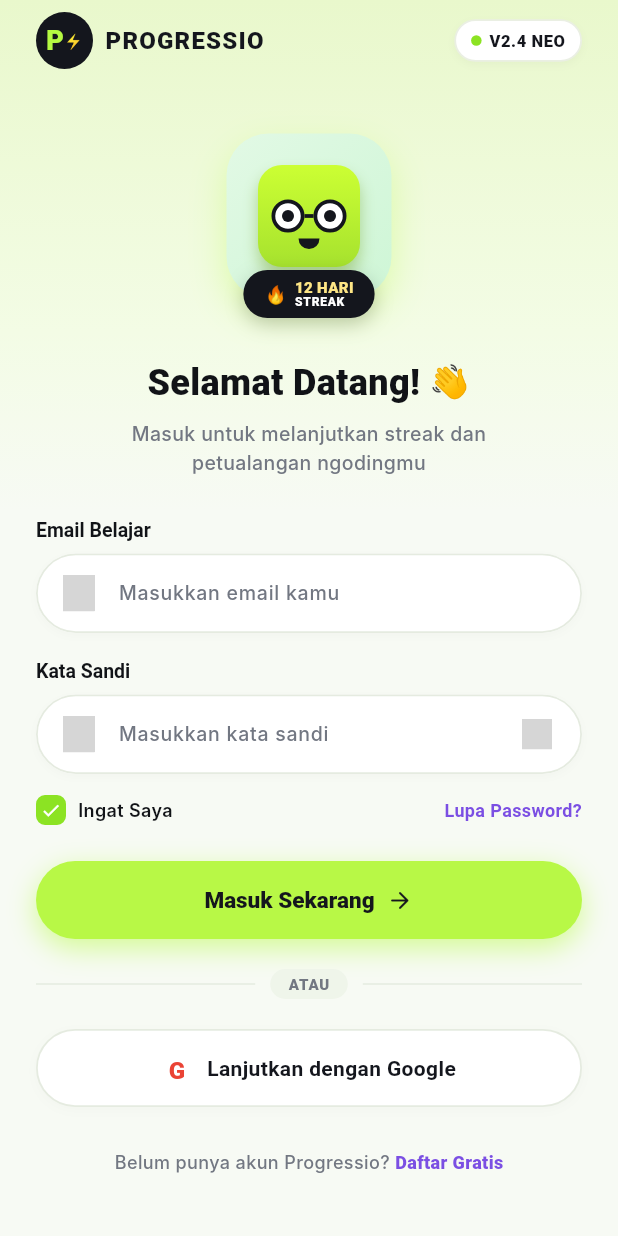
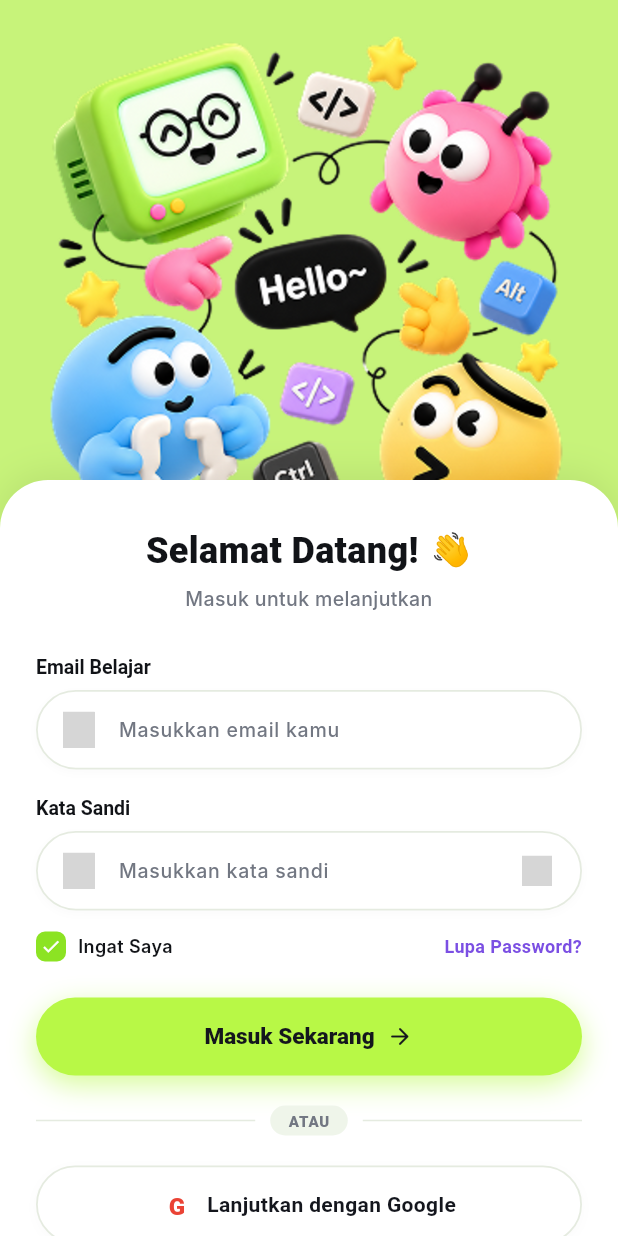
Before and after one commit to Orang2-BU/Progressio, a Flutter app: the screen it shows after launch, on a phone screen of 412 x 824 dp. Run offline on Flutter 3.47's test engine with Material 3 defaults, Android fonts, the phone set to English and light mode, and no system bars; our stand-ins replace flutter_svg; missing offline and left inert: iconify_flutter; Roboto replaces fonts that are missing (Inter, PlusJakartaSans); grey boxes are pictures that could not be loaded.

Commit message:
halaman login

```diff
--- a/Mobile/lib/presentation/pages/auth/login/login_page.dart
+++ b/Mobile/lib/presentation/pages/auth/login/login_page.dart
@@ -1,10 +1,10 @@
 import 'package:flutter/material.dart';
+import 'package:flutter_svg/flutter_svg.dart';
 import 'package:progressio_mobile/core/constants/app_colors.dart';
 import 'package:progressio_mobile/core/constants/app_spacing.dart';
 import 'package:progressio_mobile/core/constants/app_typography.dart';
 import 'package:progressio_mobile/core/constants/cute_iconify_icons.dart';
 import 'package:progressio_mobile/presentation/pages/auth/login/widgets/animated_text_field.dart';
-import 'package:progressio_mobile/presentation/pages/auth/login/widgets/mascot_banner.dart';
 
 class LoginPage extends StatefulWidget {
   const LoginPage({super.key});
@@ -13,17 +13,47 @@ class LoginPage extends StatefulWidget {
   State<LoginPage> createState() => _LoginPageState();
 }
 
-class _LoginPageState extends State<LoginPage> {
+class _LoginPageState extends State<LoginPage> with SingleTickerProviderStateMixin {
   final _formKey = GlobalKey<FormState>();
   final _emailController = TextEditingController();
   final _passwordController = TextEditingController();
 
+  late final AnimationController _animController;
+  late final Animation<Offset> _slideAnimation;
+  late final Animation<double> _fadeAnimation;
+
   bool _rememberMe = true;
-  bool _obscurePassword = true;
   bool _isLoading = false;
 
   @override
+  void initState() {
+    super.initState();
+    _animController = AnimationController(
+      vsync: this,
+      duration: const Duration(milliseconds: 750),
+    );
+
+    _slideAnimation = Tween<Offset>(
+      begin: const Offset(0.0, 0.22),
+      end: Offset.zero,
+    ).animate(
+      CurvedAnimation(
+        parent: _animController,
+        curve: Curves.easeOutCubic,
+      ),
+    );
+
+    _fadeAnimation = CurvedAnimation(
+      parent: _animController,
+      curve: const Interval(0.0, 0.8, curve: Curves.easeOut),
+    );
+
+    _animController.forward();
+  }
+
+  @override
   void dispose() {
+    _animController.dispose();
     _emailController.dispose();
     _passwordController.dispose();
     super.dispose();
@@ -66,147 +96,85 @@ class _LoginPageState extends State<LoginPage> {
   @override
   Widget build(BuildContext context) {
     return Scaffold(
-      backgroundColor: AppColors.canvasBg,
-      body: Stack(
+      backgroundColor: const Color(0xFFC7F37A),
+      body: LayoutBuilder(
+        builder: (context, constraints) {
+          final screenHeight = constraints.maxHeight;
+
+          return Stack(
             children: [
-          // Background Gradient Soft Lime di bagian atas sesuai Dopamine Style
+              // Header Image Lime
               Positioned(
                 top: 0,
                 left: 0,
                 right: 0,
-            height: 340,
+                height: 410,
                 child: Container(
-              decoration: const BoxDecoration(
-                gradient: LinearGradient(
-                  begin: Alignment.topCenter,
-                  end: Alignment.bottomCenter,
-                  colors: [
-                    Color(0xFFE9F8CC),
-                    Color(0xFFF3FCE5),
-                    AppColors.canvasBg,
-                  ],
-                  stops: [0.0, 0.65, 1.0],
+                  color: const Color(0xFFC7F37A),
+                  child: SafeArea(
+                    bottom: false,
+                    child: Center(
+                      child: Padding(
+                        padding: const EdgeInsets.only(top: 8, bottom: 20),
+                        child: Image.asset(
+                          'assets/images/Hello_Login.png',
+                          width: 360,
+                          height: 360,
+                          fit: BoxFit.contain,
+                          filterQuality: FilterQuality.high,
+                        ),
+                      ),
                     ),
                   ),
                 ),
               ),
 
-          SafeArea(
+              // Scrollable Content
+              Positioned.fill(
                 child: SingleChildScrollView(
-              padding: const EdgeInsets.symmetric(horizontal: AppSpacing.xl),
+                  child: ConstrainedBox(
+                    constraints: BoxConstraints(
+                      minHeight: screenHeight,
+                    ),
+                    child: Column(
+                      mainAxisAlignment: MainAxisAlignment.spaceBetween,
+                      children: [
+                        // Spacer di atas agar ilustrasi terlihat
+                        const SizedBox(height: 320),
+
+                        // Bottom Card Sheet Putih dengan Animasi Halus
+                        SlideTransition(
+                          position: _slideAnimation,
+                          child: FadeTransition(
+                            opacity: _fadeAnimation,
+                            child: Container(
+                              width: double.infinity,
+                              constraints: BoxConstraints(
+                                minHeight: (screenHeight - 320).clamp(520.0, double.infinity),
+                              ),
+                              decoration: const BoxDecoration(
+                                color: Colors.white,
+                                borderRadius: BorderRadius.vertical(
+                                  top: Radius.circular(32),
+                                ),
+                                boxShadow: [
+                                  BoxShadow(
+                                    color: Color(0x14000000),
+                                    blurRadius: 20,
+                                    offset: Offset(0, -4),
+                                  ),
+                                ],
+                              ),
+                              padding: const EdgeInsets.symmetric(
+                                horizontal: AppSpacing.xl,
+                                vertical: 30,
+                              ),
                               child: Form(
                                 key: _formKey,
                       child: Column(
                         crossAxisAlignment: CrossAxisAlignment.stretch,
                         children: [
-                    const SizedBox(height: AppSpacing.sm),
-
-                    // Top Bar: Logo & Brand + Tag Version "v2.4 NEO"
-                    Row(
-                      mainAxisAlignment: MainAxisAlignment.spaceBetween,
-                      children: [
-                        // Logo Circle & Brand Name
-                        Row(
-                          children: [
-                            Container(
-                              width: 38,
-                              height: 38,
-                              decoration: const BoxDecoration(
-                                shape: BoxShape.circle,
-                                color: AppColors.darkSlate,
-                              ),
-                              child: Center(
-                                child: Row(
-                                  mainAxisSize: MainAxisSize.min,
-                                  children: const [
-                                    Text(
-                                      'P',
-                                      style: TextStyle(
-                                        fontFamily: AppTypography.headlineFont,
-                                        fontSize: 18,
-                                        fontWeight: FontWeight.w900,
-                                        color: AppColors.limePrimary,
-                                      ),
-                                    ),
-                                    Text(
-                                      '⚡',
-                                      style: TextStyle(fontSize: 10),
-                                    ),
-                                  ],
-                                ),
-                              ),
-                            ),
-                            const SizedBox(width: AppSpacing.sm),
-                            const Text(
-                              'PROGRESSIO',
-                              style: TextStyle(
-                                fontFamily: AppTypography.headlineFont,
-                                fontSize: 16,
-                                fontWeight: FontWeight.w900,
-                                letterSpacing: 0.8,
-                                color: AppColors.darkSlate,
-                              ),
-                            ),
-                          ],
-                        ),
-
-                        // Version Capsule Tag (V2.4 NEO)
-                        Container(
-                          padding: const EdgeInsets.symmetric(
-                            horizontal: 10,
-                            vertical: 5,
-                          ),
-                          decoration: BoxDecoration(
-                            color: Colors.white,
-                            borderRadius: BorderRadius.circular(AppRadius.pill),
-                            border: Border.all(
-                              color: AppColors.borderColor,
-                              width: 1.2,
-                            ),
-                            boxShadow: [
-                              BoxShadow(
-                                color: Colors.black.withOpacity(0.03),
-                                blurRadius: 4,
-                                offset: const Offset(0, 2),
-                              ),
-                            ],
-                          ),
-                          child: Row(
-                            mainAxisSize: MainAxisSize.min,
-                            children: [
-                              Container(
-                                width: 7,
-                                height: 7,
-                                decoration: const BoxDecoration(
-                                  shape: BoxShape.circle,
-                                  color: Color(0xFF8CE323),
-                                ),
-                              ),
-                              const SizedBox(width: 5),
-                              const Text(
-                                'V2.4 NEO',
-                                style: TextStyle(
-                                  fontFamily: AppTypography.headlineFont,
-                                  fontSize: 11,
-                                  fontWeight: FontWeight.w800,
-                                  color: AppColors.darkSlate,
-                                  letterSpacing: 0.4,
-                                ),
-                              ),
-                            ],
-                          ),
-                        ),
-                      ],
-                    ),
-
-                    const SizedBox(height: 28),
-
-                    // Mascot Banner + Streak Capsule
-                    const MascotBanner(),
-
-                    const SizedBox(height: 24),
-
-                    // Headline "Selamat Datang! 👋"
+                          // Headline: "Selamat Datang! 👋"
                           Row(
                             mainAxisAlignment: MainAxisAlignment.center,
                             children: const [
@@ -219,7 +187,7 @@ class _LoginPageState extends State<LoginPage> {
                                   color: AppColors.textMain,
                                 ),
                               ),
-                        SizedBox(width: 6),
+                              SizedBox(width: 8),
                               Text(
                                 '👋',
                                 style: TextStyle(fontSize: 22),
@@ -227,17 +195,17 @@ class _LoginPageState extends State<LoginPage> {
                             ],
                           ),
 
-                    const SizedBox(height: 8),
+                          const SizedBox(height: 6),
 
-                    // Subtitle
+                          // Subtitle: "Masuk untuk melanjutkan"
                           const Text(
-                      'Masuk untuk melanjutkan streak dan\npetualangan ngodingmu',
+                            'Masuk untuk melanjutkan',
                             textAlign: TextAlign.center,
                             style: TextStyle(
                               fontFamily: AppTypography.bodyFont,
                               fontSize: 13,
                               color: AppColors.textMuted,
-                        height: 1.45,
+                              fontWeight: FontWeight.w500,
                             ),
                           ),
 
@@ -547,7 +515,15 @@ class _LoginPageState extends State<LoginPage> {
                       ),
                     ),
                   ),
+                ),
               ],
+            ),
+          ),
+        ),
+      ),
+    ],
+  );
+},
 ),
 );
   }
--- a/Mobile/pubspec.yaml
+++ b/Mobile/pubspec.yaml
@@ -10,6 +10,7 @@ dependencies:
   flutter:
     sdk: flutter
   iconify_flutter: ^0.0.7
+  flutter_svg: ^2.0.10+1
 
 dev_dependencies:
   flutter_test:
@@ -18,3 +19,6 @@ dev_dependencies:
 
 flutter:
   uses-material-design: true
+
+  assets:
+    - assets/images/
```
Also changed, not shown: Mobile/assets/images/Hello_Login.png (added), Mobile/assets/images/Hello_login.svg (added), Mobile/docs/design/components/Hello_login.svg (added), Mobile/pubspec.lock, 1 other file. Lines whose indentation alone changed are shown as unchanged.
